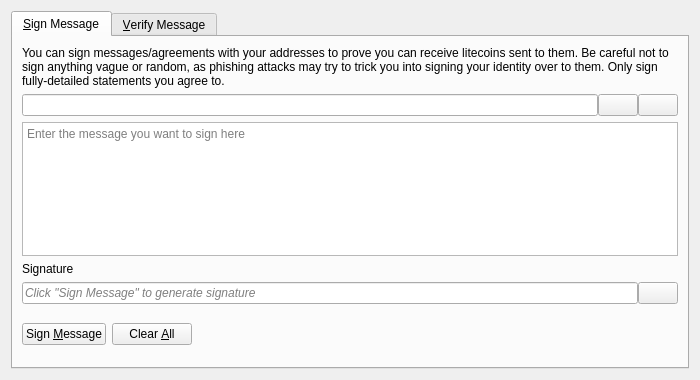
minblock/satcoin, file src/qt/forms/signverifymessagedialog.ui: the form before one commit.
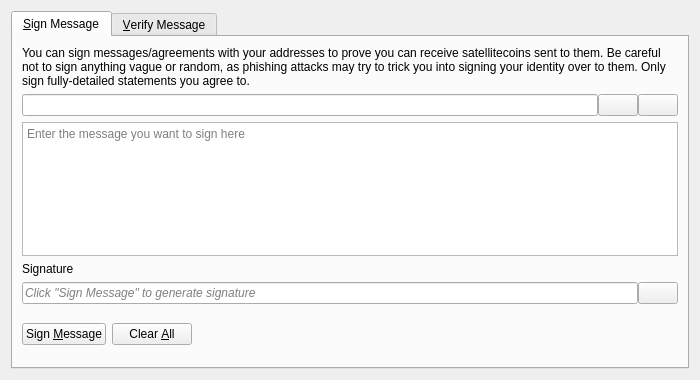
The form after the commit. Icons and pictures are not drawn. Custom widgets are drawn as their Qt base class.

```diff
--- a/src/qt/forms/signverifymessagedialog.ui
+++ b/src/qt/forms/signverifymessagedialog.ui
@@ -30,7 +30,7 @@
        <item>
         <widget class="QLabel" name="infoLabel_SM">
          <property name="text">
-          <string>You can sign messages/agreements with your addresses to prove you can receive litecoins sent to them. Be careful not to sign anything vague or random, as phishing attacks may try to trick you into signing your identity over to them. Only sign fully-detailed statements you agree to.</string>
+          <string>You can sign messages/agreements with your addresses to prove you can receive satellitecoins sent to them. Be careful not to sign anything vague or random, as phishing attacks may try to trick you into signing your identity over to them. Only sign fully-detailed statements you agree to.</string>
          </property>
          <property name="textFormat">
           <enum>Qt::PlainText</enum>
```
